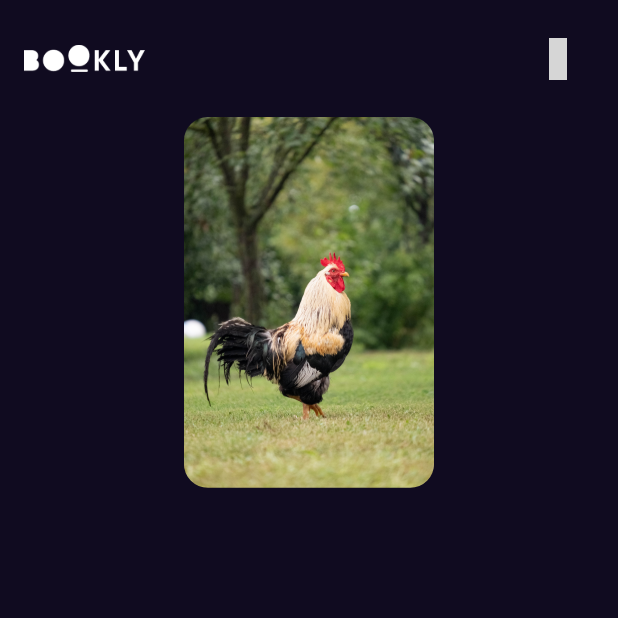
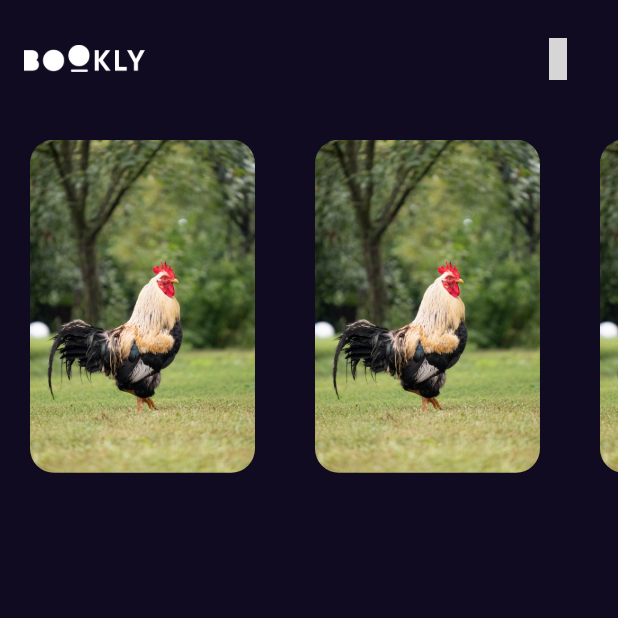
Before and after one commit to MoAli1Ra23/my_bookly, a Flutter app: the screen it shows after launch, on a phone screen of 412 x 824 dp, the top half of it. Run offline on Flutter 3.47's test engine with Material 2 defaults, Android fonts, the phone set to English and light mode, and no system bars; our stand-ins replace get; missing offline and left inert: font_awesome_icon_class; grey boxes are pictures that could not be loaded.

Commit message:
create FeaturedListView

```diff
--- a/lib/Features/home/persentation/widgets/custom_list_view_item.dart
+++ b/lib/Features/home/persentation/widgets/custom_list_view_item.dart
@@ -3,13 +3,13 @@ import 'package:flutter/material.dart';
 
 import '../../../../core/utils/assets.dart';
 
-class CustomListViewItem extends StatelessWidget {
-  const CustomListViewItem({super.key});
+class FeaturedListViewItem extends StatelessWidget {
+  const FeaturedListViewItem({super.key});
 
   @override
   Widget build(BuildContext context) {
-    return SizedBox(
-      height: MediaQuery.of(context).size.height*.3,
+    return Padding(
+      padding: const EdgeInsets.only(right: 20,left: 20,top: 15,bottom: 10),
       child: AspectRatio(
         aspectRatio: 2.7/4,
         child: Container(
--- a/lib/Features/home/persentation/widgets/home_view_body.dart
+++ b/lib/Features/home/persentation/widgets/home_view_body.dart
@@ -13,10 +13,25 @@ class HomeViewBody extends StatelessWidget {
       child: Column(
         children: [
           CustomAppBar(),
-          CustomListViewItem()
-
+          FeatureListView(),
         ],
       ),
     );
   }
 }
+
+class FeatureListView extends StatelessWidget {
+  const FeatureListView({super.key});
+
+  @override
+  Widget build(BuildContext context) {
+    return SizedBox(
+
+      height: MediaQuery.of(context).size.height *.3,
+      child: ListView.builder(
+        scrollDirection: Axis.horizontal,
+        itemBuilder: ((context, index) => const FeaturedListViewItem()),
+      ),
+    );
+  }
+}
```
